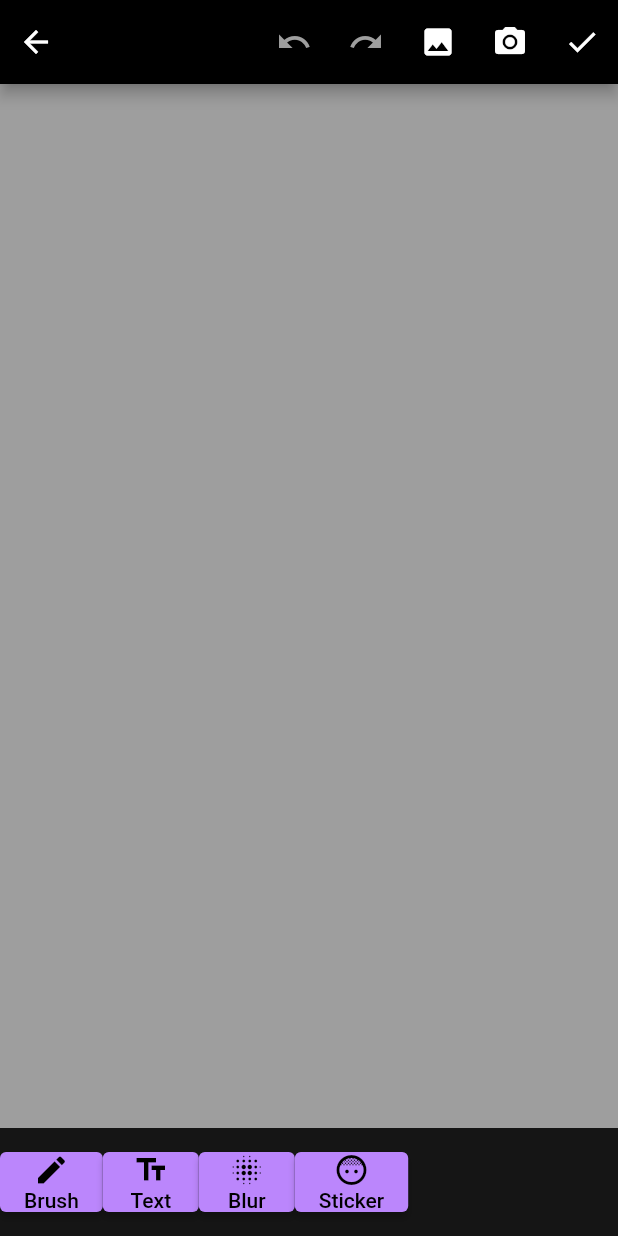
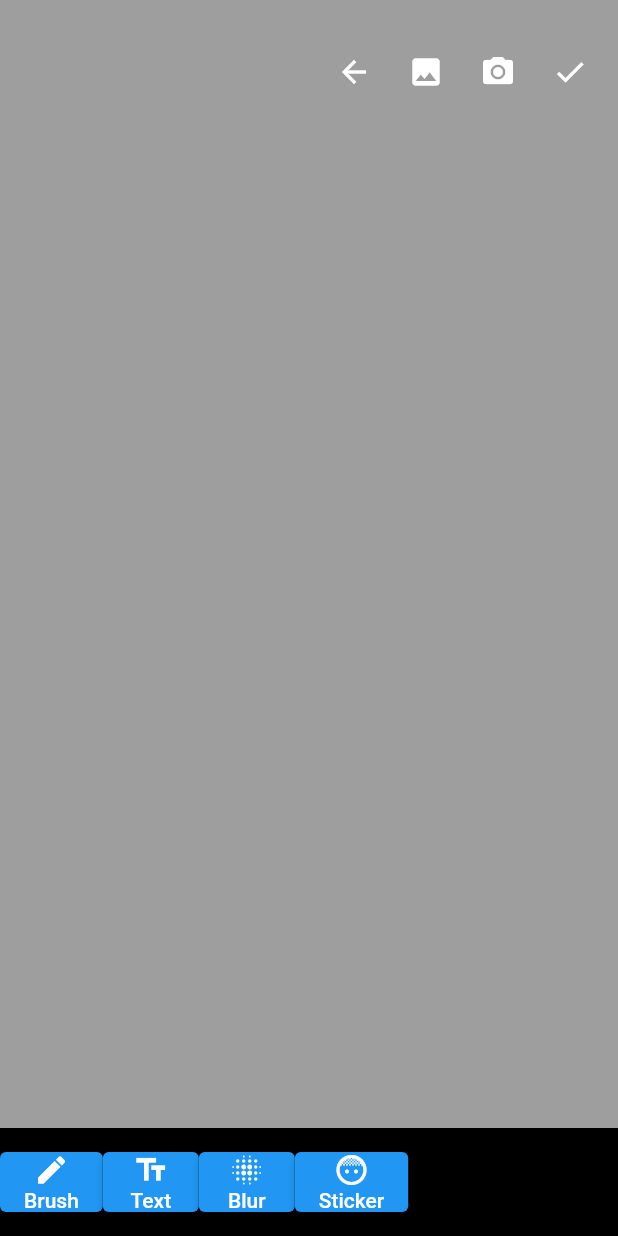
Before and after one commit to TheEgo-Flutter/examples, a Flutter app: the screen it shows after launch, after a tap on "Single image editor", on a phone screen of 412 x 824 dp. Run offline on Flutter 3.47's test engine with Material 2 defaults, Android fonts, the phone set to English and light mode, and no system bars; drawn by our look-alikes of screenshot; our stand-ins replace flutter_colorpicker, flutter_svg, image_picker, lottie; missing offline and left inert: colorfilter_generator, hand_signature.

Commit message:
🐛 Fix. UI변경

```diff
--- a/image_editor/example/lib/main.dart
+++ b/image_editor/example/lib/main.dart
@@ -35,7 +35,8 @@ class _ImageEditorExampleState extends State<ImageEditorExample> {
         title: const Text("ImageEditor Example"),
         centerTitle: true,
       ),
-      body: Column(mainAxisAlignment: MainAxisAlignment.center, children: [
+      body: Center(
+        child: Column(mainAxisAlignment: MainAxisAlignment.center, children: [
           if (imageData != null) SizedBox(height: 400, child: Image.memory(imageData!)),
           const SizedBox(height: 16),
           ElevatedButton(
@@ -58,6 +59,7 @@ class _ImageEditorExampleState extends State<ImageEditorExample> {
             },
           ),
         ]),
+      ),
     );
   }
 }
--- a/image_editor/lib/image_editor.dart
+++ b/image_editor/lib/image_editor.dart
@@ -123,7 +123,6 @@ class _ImageEditorState extends State<ImageEditor> {
         child: Scaffold(
           key: scaffoldGlobalKey,
           backgroundColor: Colors.grey,
-          appBar: buildAppBar(),
           body: buildScreenshotWidget(context),
           bottomNavigationBar: bottomBar,
         ),
@@ -132,12 +131,12 @@ class _ImageEditorState extends State<ImageEditor> {
   }
 
   Widget buildScreenshotWidget(BuildContext context) {
-    //shape radius all 16
+    double statusBarHeight = MediaQuery.of(context).padding.top;
     return Center(
       child: RepaintBoundary(
         key: editGlobalKey,
         child: Padding(
-          padding: const EdgeInsets.all(8.0),
+          padding: EdgeInsets.fromLTRB(8.0, statusBarHeight + 8.0, 8.0, 8.0),
           child: Screenshot(
             controller: screenshotController,
             child: ClipRRect(
@@ -210,6 +209,7 @@ class _ImageEditorState extends State<ImageEditor> {
                           return Container();
                         }
                       }).toList(),
+                      Positioned(top: 0, right: 0, child: buildAppBar())
                     ],
                   ),
                 ),
@@ -223,21 +223,16 @@ class _ImageEditorState extends State<ImageEditor> {
 
   //---------------------------------//
 
-  AppBar buildAppBar() {
-    return AppBar(
-      automaticallyImplyLeading: false,
-      actions: [
-        const BackButton(),
-        SizedBox(
-          width: MediaQuery.of(context).size.width - 48,
-          child: SingleChildScrollView(
+  Widget buildAppBar() {
+    return SingleChildScrollView(
       reverse: true,
       scrollDirection: Axis.horizontal,
       child: Row(children: [
+        const BackButton(),
+        /**
         IconButton(
           padding: const EdgeInsets.symmetric(horizontal: 8),
-                icon:
-                    Icon(Icons.undo, color: layers.length > 1 || removedLayers.isNotEmpty ? Colors.white : Colors.grey),
+          icon: Icon(Icons.undo, color: layers.length > 1 || removedLayers.isNotEmpty ? Colors.white : Colors.grey),
           onPressed: () {
             if (removedLayers.isNotEmpty) {
               layers.add(removedLayers.removeLast());
@@ -263,6 +258,7 @@ class _ImageEditorState extends State<ImageEditor> {
             setState(() {});
           },
         ),
+        */
         IconButton(
           padding: const EdgeInsets.symmetric(horizontal: 8),
           icon: const Icon(Icons.photo),
@@ -304,15 +300,12 @@ class _ImageEditorState extends State<ImageEditor> {
           },
         ),
       ]),
-          ),
-        ),
-      ],
     );
   }
 
   Widget get bottomBar => Container(
         height: const ButtonThemeData().height * 2,
-        color: Colors.black87,
+        color: Colors.black,
         child: SingleChildScrollView(
           scrollDirection: Axis.horizontal,
           child: Row(
--- a/image_editor/lib/theme.dart
+++ b/image_editor/lib/theme.dart
@@ -2,19 +2,16 @@ import 'package:flutter/material.dart';
 import 'package:flutter/services.dart';
 
 ThemeData theme = ThemeData(
-  scaffoldBackgroundColor: Colors.black,
-  colorScheme: const ColorScheme.dark(
-    background: Colors.black,
-  ),
+  scaffoldBackgroundColor: Colors.white,
   appBarTheme: const AppBarTheme(
-    backgroundColor: Colors.black,
+    backgroundColor: Colors.transparent,
     iconTheme: IconThemeData(color: Colors.white),
     systemOverlayStyle: SystemUiOverlayStyle.light,
     toolbarTextStyle: TextStyle(color: Colors.white),
     titleTextStyle: TextStyle(color: Colors.white),
   ),
   bottomNavigationBarTheme: const BottomNavigationBarThemeData(
-    backgroundColor: Colors.black,
+    backgroundColor: Colors.transparent,
   ),
   iconTheme: const IconThemeData(
     color: Colors.white,
```
Lines whose indentation alone changed are shown as unchanged.
